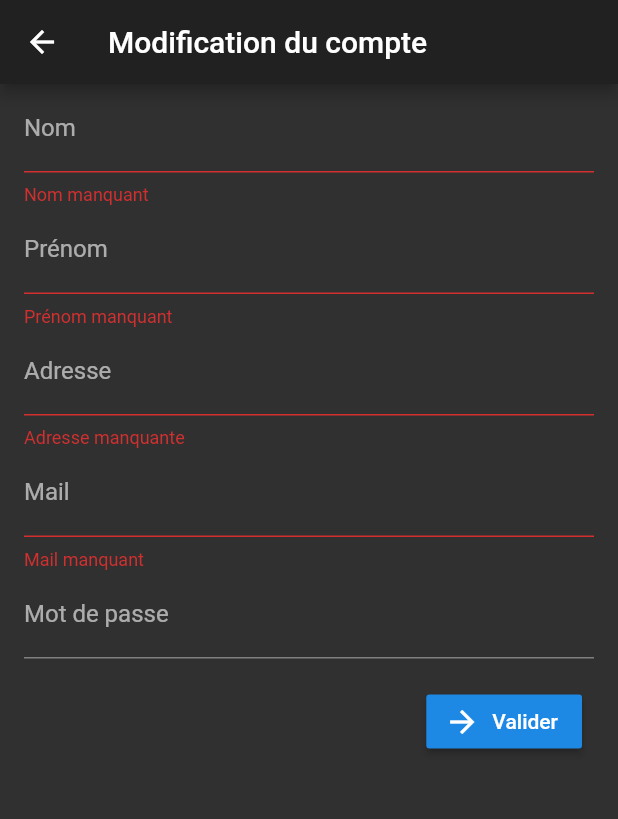
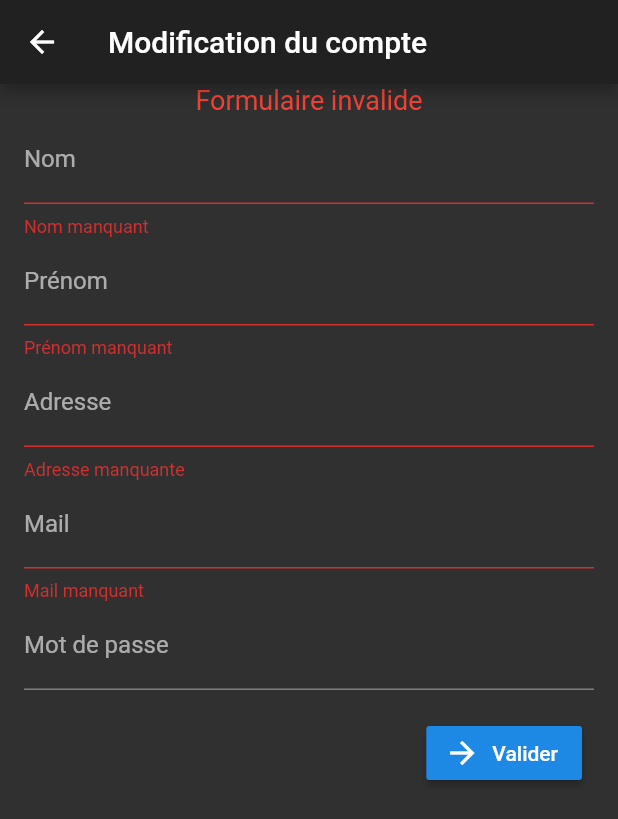
Before and after one commit to Jeremy-Pineau/MSPR, a Flutter app: the UpdateUser screen opened directly, after a tap on "Valider", on a phone screen of 412 x 824 dp. Shown: the top 819 px of the screen. Run offline on Flutter 3.47's test engine with Material 2 defaults, Android fonts, the phone set to English and light mode, and no system bars; our stand-ins replace email_validator, shared_preferences; missing offline and left inert: barcode_scan; accounts and stored records are empty.

Commit message:
sécurisation des formulaires

```diff
--- a/lib/pages/UpdateUser.dart
+++ b/lib/pages/UpdateUser.dart
@@ -1,4 +1,5 @@
 import 'dart:developer';
+import 'package:email_validator/email_validator.dart';
 import 'package:flutter/material.dart';
 import 'package:scanqrcode/model/ApiError.dart';
 import 'package:scanqrcode/model/ApiResponse.dart';
@@ -18,6 +19,7 @@ class _UpdateUser extends State<UpdateUser> {
 
   final _formKey = GlobalKey<FormState>();
   ApiResponse _apiResponse;
+  String info = "";
   Key _scaffoldKey;
   final controllerNom = TextEditingController();
   final controllerPrenom = TextEditingController();
@@ -54,6 +56,16 @@ class _UpdateUser extends State<UpdateUser> {
                   Column(
                     crossAxisAlignment: CrossAxisAlignment.start,
                     children: <Widget>[
+                      Center(
+                          child:
+                          Text(
+                            '$info',
+                            style: TextStyle(
+                              fontSize: 18.0,
+                              color: Colors.red,
+                            ),
+                          )
+                      ),
                       TextFormField(
                         key: Key("_nom"),
                         decoration: InputDecoration(labelText: "Nom"),
@@ -109,6 +121,10 @@ class _UpdateUser extends State<UpdateUser> {
                         validator: (value) {
                           if (value.isEmpty) {
                             return 'Mail manquant';
+                          } else {
+                            if (!EmailValidator.validate(value)) {
+                              return "Mail invalide";
+                            }
                           }
                           return null;
                         },
@@ -150,22 +166,29 @@ class _UpdateUser extends State<UpdateUser> {
 
   void _updateUser() async {
     SharedPreferences prefs = await SharedPreferences.getInstance();
-    final FormState form = _formKey.currentState;
-    form.save();
+    _formKey.currentState.save();
+    if (_formKey.currentState.validate()) {
       _apiResponse = await updateUser(User(nom, prenom, adresse, mail, mdp));
       if ((_apiResponse.ApiError as ApiError) == null) {
-      if (_apiResponse.UpdateMdp){
+        if (_apiResponse.UpdateMdp) {
           prefs.clear();
-        Navigator.pushNamedAndRemoveUntil(context, '/login', ModalRoute.withName('/login'));
+          Navigator.pushNamedAndRemoveUntil(
+              context, '/login', ModalRoute.withName('/login'));
         } else {
-        User user =  _apiResponse.Data;
+          User user = _apiResponse.Data;
           prefs.setString("nom", user.nom);
           prefs.setString("prenom", user.prenom);
           prefs.setString("mail", user.mail);
           prefs.setString("adresse", user.adresse);
           prefs.setString("mdp", user.mdp);
-        Navigator.push(context, MaterialPageRoute(builder: (context) => AppHome()));
+          Navigator.push(
+              context, MaterialPageRoute(builder: (context) => AppHome()));
+        }
+      }
+    } else {
+      setState(() {
+        info = "Formulaire invalide";
+      });
     }
   }
 }
-}
--- a/pubspec.yaml
+++ b/pubspec.yaml
@@ -31,6 +31,7 @@ dependencies:
   http:
   crypt:
   shared_preferences:
+  email_validator:
   # The following adds the Cupertino Icons font to your application.
   # Use with the CupertinoIcons class for iOS style icons.
   cupertino_icons: ^1.0.0
```
Also changed, not shown: lib/pages/CreateUser.dart (+24 -11 lines), pubspec.lock. Lines whose indentation alone changed are shown as unchanged.
